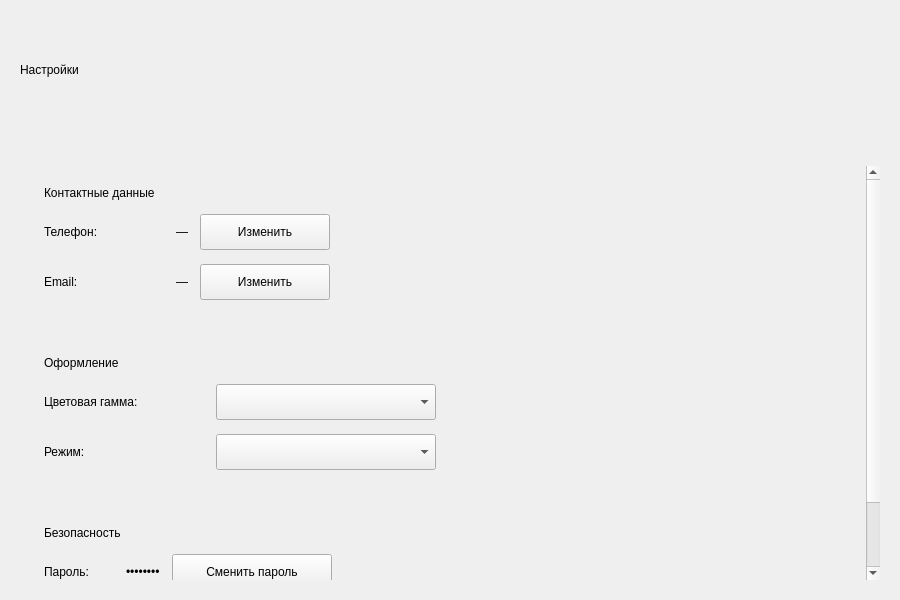
lerakaplich/Documents, file client/ui/settings/settings_tab.ui: the form before one commit.
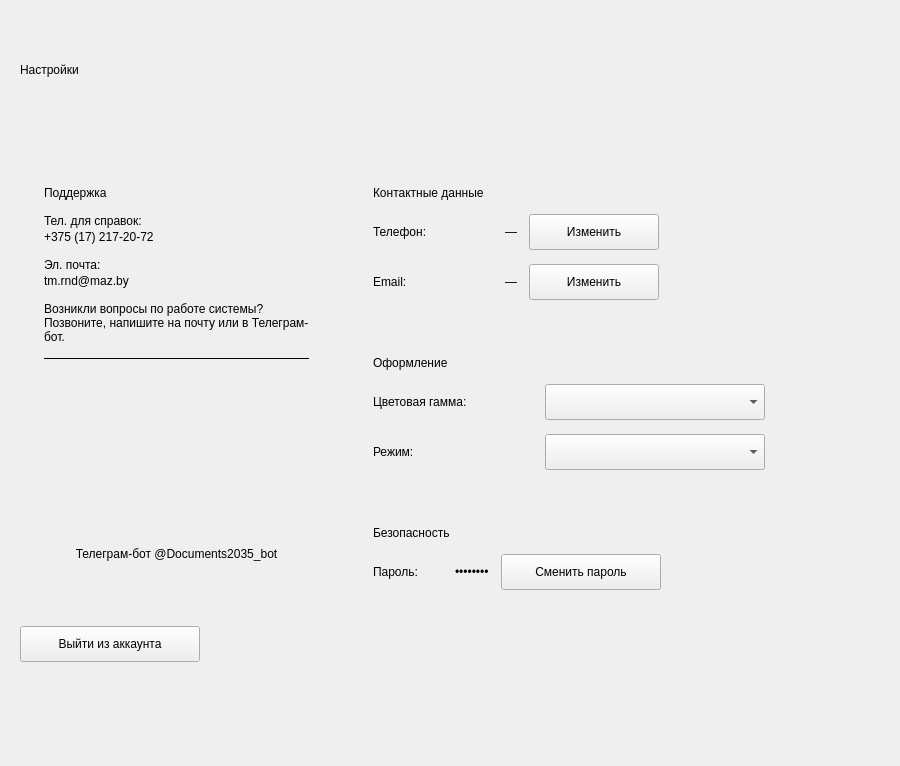
The form after the commit. Icons and pictures are not drawn.

The edit to the form file:
```diff
--- a/client/ui/settings/settings_tab.ui
+++ b/client/ui/settings/settings_tab.ui
@@ -7,7 +7,7 @@
     <x>0</x>
     <y>0</y>
     <width>900</width>
-    <height>600</height>
+    <height>766</height>
    </rect>
   </property>
   <property name="windowTitle">
@@ -147,7 +147,7 @@
            <x>0</x>
            <y>0</y>
            <width>850</width>
-           <height>554</height>
+           <height>611</height>
           </rect>
          </property>
          <layout class="QVBoxLayout" name="scrollLayout">
@@ -167,6 +167,238 @@
            <number>0</number>
           </property>
           <item>
+           <layout class="QHBoxLayout" name="columnsLayout" stretch="0,1">
+            <property name="spacing">
+             <number>16</number>
+            </property>
+            <item>
+             <widget class="QFrame" name="supportCard">
+              <property name="minimumSize">
+               <size>
+                <width>280</width>
+                <height>0</height>
+               </size>
+              </property>
+              <property name="maximumSize">
+               <size>
+                <width>430</width>
+                <height>16777215</height>
+               </size>
+              </property>
+              <property name="styleSheet">
+               <string notr="true">QFrame#supportCard {
+      background-color: {BG_CARD};
+      border: 1px solid {BORDER_DEFAULT};
+      border-radius: 12px;
+  }</string>
+              </property>
+              <layout class="QVBoxLayout" name="supportLayout">
+               <property name="spacing">
+                <number>14</number>
+               </property>
+               <property name="leftMargin">
+                <number>24</number>
+               </property>
+               <property name="topMargin">
+                <number>20</number>
+               </property>
+               <property name="rightMargin">
+                <number>24</number>
+               </property>
+               <property name="bottomMargin">
+                <number>20</number>
+               </property>
+               <item>
+                <widget class="QLabel" name="supportTitle">
+                 <property name="styleSheet">
+                  <string notr="true">font-size: 18px; font-weight: bold; color: {TEXT_PRIMARY}; background-color: transparent;</string>
+                 </property>
+                 <property name="text">
+                  <string>Поддержка</string>
+                 </property>
+                 <property name="alignment">
+                  <set>Qt::AlignmentFlag::AlignLeading|Qt::AlignmentFlag::AlignLeft|Qt::AlignmentFlag::AlignVCenter</set>
+                 </property>
+                </widget>
+               </item>
+               <item>
+                <layout class="QVBoxLayout" name="supportPhoneRow">
+                 <property name="spacing">
+                  <number>2</number>
+                 </property>
+                 <item>
+                  <widget class="QLabel" name="supportPhoneLabel">
+                   <property name="styleSheet">
+                    <string notr="true">font-size: 13px; color: {TEXT_MUTED_ALT}; background-color: transparent;</string>
+                   </property>
+                   <property name="text">
+                    <string>Тел. для справок:</string>
+                   </property>
+                  </widget>
+                 </item>
+                 <item>
+                  <widget class="QLabel" name="supportPhoneValue">
+                   <property name="styleSheet">
+                    <string notr="true">font-size: 15px; color: {TEXT_PRIMARY}; background-color: transparent;</string>
+                   </property>
+                   <property name="text">
+                    <string>+375 (17) 217-20-72</string>
+                   </property>
+                   <property name="textInteractionFlags">
+                    <set>Qt::TextInteractionFlag::TextSelectableByMouse</set>
+                   </property>
+                  </widget>
+                 </item>
+                </layout>
+               </item>
+               <item>
+                <layout class="QVBoxLayout" name="supportEmailRow">
+                 <property name="spacing">
+                  <number>2</number>
+                 </property>
+                 <item>
+                  <widget class="QLabel" name="supportEmailLabel">
+                   <property name="styleSheet">
+                    <string notr="true">font-size: 13px; color: {TEXT_MUTED_ALT}; background-color: transparent;</string>
+                   </property>
+                   <property name="text">
+                    <string>Эл. почта:</string>
+                   </property>
+                  </widget>
+                 </item>
+                 <item>
+                  <widget class="QLabel" name="supportEmailValue">
+                   <property name="styleSheet">
+                    <string notr="true">font-size: 15px; color: {TEXT_PRIMARY}; background-color: transparent;</string>
+                   </property>
+                   <property name="text">
+                    <string>tm.rnd@maz.by</string>
+                   </property>
+                   <property name="textInteractionFlags">
+                    <set>Qt::TextInteractionFlag::TextSelectableByMouse</set>
+                   </property>
+                  </widget>
+                 </item>
+                </layout>
+               </item>
+               <item>
+                <widget class="QLabel" name="supportHintLabel">
+                 <property name="styleSheet">
+                  <string notr="true">font-size: 13px; color: {TEXT_MUTED_ALT}; background-color: transparent;</string>
+                 </property>
+                 <property name="text">
+                  <string>Возникли вопросы по работе системы? Позвоните, напишите на почту или в Телеграм-бот.</string>
+                 </property>
+                 <property name="wordWrap">
+                  <bool>true</bool>
+                 </property>
+                </widget>
+               </item>
+               <item>
+                <widget class="QFrame" name="supportSeparator">
+                 <property name="minimumSize">
+                  <size>
+                   <width>0</width>
+                   <height>1</height>
+                  </size>
+                 </property>
+                 <property name="maximumSize">
+                  <size>
+                   <width>16777215</width>
+                   <height>1</height>
+                  </size>
+                 </property>
+                 <property name="styleSheet">
+                  <string notr="true">background-color: {BORDER_DEFAULT};
+  border: none;</string>
+                 </property>
+                 <property name="frameShape">
+                  <enum>QFrame::Shape::HLine</enum>
+                 </property>
+                 <property name="frameShadow">
+                  <enum>QFrame::Shadow::Plain</enum>
+                 </property>
+                </widget>
+               </item>
+               <item alignment="Qt::AlignmentFlag::AlignHCenter">
+                <widget class="QPushButton" name="qrButton">
+                 <property name="minimumSize">
+                  <size>
+                   <width>160</width>
+                   <height>160</height>
+                  </size>
+                 </property>
+                 <property name="maximumSize">
+                  <size>
+                   <width>160</width>
+                   <height>160</height>
+                  </size>
+                 </property>
+                 <property name="cursor">
+                  <cursorShape>PointingHandCursor</cursorShape>
+                 </property>
+                 <property name="toolTip">
+                  <string>Открыть бота в Telegram</string>
+                 </property>
+                 <property name="styleSheet">
+                  <string notr="true">QPushButton {
+      background-color: white;
+      color: {TEXT_PRIMARY};
+      border: 1px solid {BORDER_DEFAULT};
+      border-radius: 12px;
+      padding: 8px;
+      font-size: 13px;
+  }
+  QPushButton:hover {
+      border: 2px solid {ACCENT_PRIMARY};
+  }</string>
+                 </property>
+                 <property name="text">
+                  <string/>
+                 </property>
+                 <property name="flat">
+                  <bool>true</bool>
+                 </property>
+                </widget>
+               </item>
+               <item>
+                <widget class="QLabel" name="qrCaption">
+                 <property name="styleSheet">
+                  <string notr="true">font-size: 12px; color: {TEXT_MUTED_ALT}; background-color: transparent;</string>
+                 </property>
+                 <property name="text">
+                  <string>Телеграм-бот @Documents2035_bot</string>
+                 </property>
+                 <property name="alignment">
+                  <set>Qt::AlignmentFlag::AlignCenter</set>
+                 </property>
+                 <property name="wordWrap">
+                  <bool>true</bool>
+                 </property>
+                </widget>
+               </item>
+               <item>
+                <spacer name="supportBottomSpacer">
+                 <property name="orientation">
+                  <enum>Qt::Orientation::Vertical</enum>
+                 </property>
+                 <property name="sizeHint" stdset="0">
+                  <size>
+                   <width>20</width>
+                   <height>20</height>
+                  </size>
+                 </property>
+                </spacer>
+               </item>
+              </layout>
+             </widget>
+            </item>
+            <item>
+             <layout class="QVBoxLayout" name="leftColumnLayout">
+              <property name="spacing">
+               <number>16</number>
+              </property>
+              <item>
            <widget class="QFrame" name="contactsCard">
             <property name="styleSheet">
              <string notr="true">QFrame#contactsCard {
@@ -744,6 +976,10 @@
              </item>
             </layout>
            </widget>
+              </item>
+             </layout>
+            </item>
+           </layout>
           </item>
           <item>
            <layout class="QHBoxLayout" name="logoutRow">
```
Left out of the diff: 320 changed lines with no effect on the pictures. Lines whose indentation alone changed are shown as unchanged.
